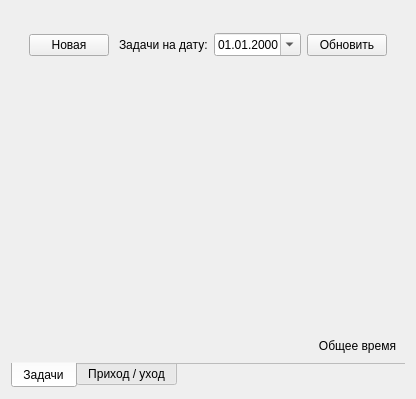
Before: the Qt Designer form gui/main_form.ui in vodchella/NoveltyAssistant, drawn with Qt 5.
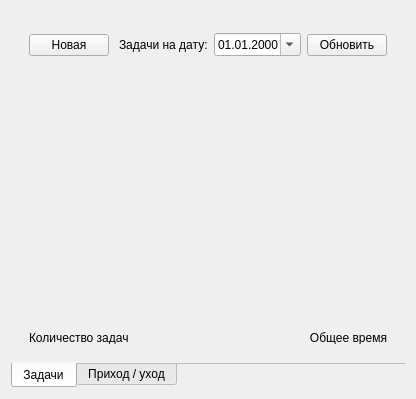
After: the same form once the commit is applied. Icons and pictures are not drawn. Custom widgets are drawn as their Qt base class.

Commit message: Добавлено отображение количества задач за день

The edit to the form file:
```diff
--- a/gui/main_form.ui
+++ b/gui/main_form.ui
@@ -137,6 +137,22 @@
         <widget class="task_list" name="tl" native="true"/>
        </item>
        <item row="2" column="0">
+        <widget class="QWidget" name="statusWidget" native="true">
+         <property name="maximumSize">
+          <size>
+           <width>16777215</width>
+           <height>30</height>
+          </size>
+         </property>
+         <layout class="QHBoxLayout" name="horizontalLayout_2">
+          <item>
+           <widget class="tasks_count_label" name="countLabel">
+            <property name="text">
+             <string>Количество задач</string>
+            </property>
+           </widget>
+          </item>
+          <item>
         <widget class="tasks_status_label" name="statusLabel">
          <property name="sizePolicy">
           <sizepolicy hsizetype="Preferred" vsizetype="Maximum">
@@ -154,6 +170,9 @@
        </item>
       </layout>
      </widget>
+       </item>
+      </layout>
+     </widget>
      <widget class="QWidget" name="tabTime">
       <attribute name="title">
        <string notr="true">Приход / уход</string>
@@ -237,6 +256,11 @@
    <extends>QLabel</extends>
    <header>task_list.h</header>
   </customwidget>
+  <customwidget>
+   <class>tasks_count_label</class>
+   <extends>QLabel</extends>
+   <header>task_list.h</header>
+  </customwidget>
  </customwidgets>
  <resources>
   <include location="../novelty_assistant.qrc"/>
```
Lines whose indentation alone changed are shown as unchanged. The commit also changes 5 other files.
